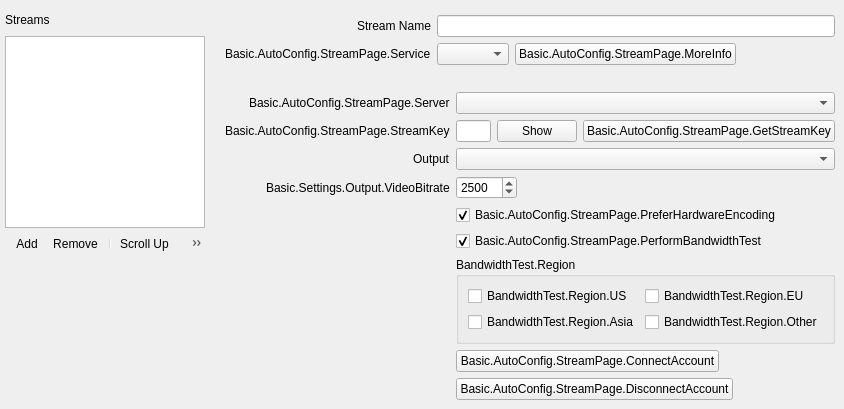
Above: UI/forms/AutoConfigStreamPage.ui from DDRBoxman/obs-studio before the change. Below: the same form after it.
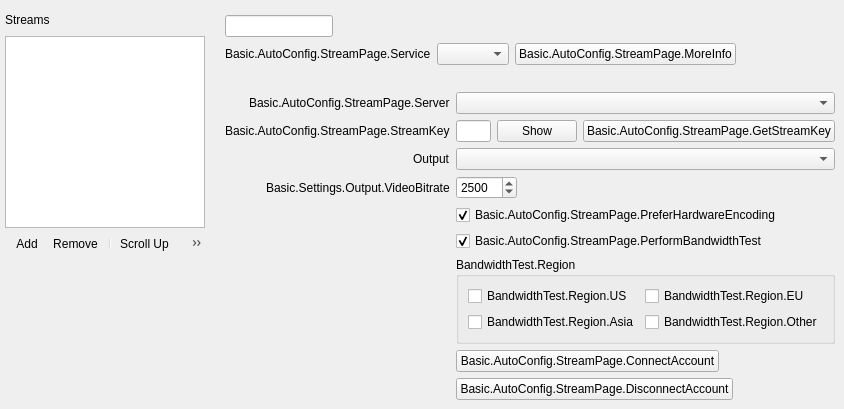
That is the form after the change. Icons and pictures are not drawn. Custom widgets are drawn as their Qt base class.

Commit message: Hide Stream Name Labels

Diff of the .ui file:
```diff
--- a/UI/forms/AutoConfigStreamPage.ui
+++ b/UI/forms/AutoConfigStreamPage.ui
@@ -215,15 +215,12 @@
          </spacer>
         </item>
         <item row="1" column="0">
-         <widget class="QLabel" name="streamNameLabel">
-          <property name="text">
-           <string>Stream Name</string>
+         <widget class="QLineEdit" name="streamName">
+          <property name="visible">
+           <bool>false</bool>
           </property>
          </widget>
         </item>
-        <item row="1" column="1">
-         <widget class="QLineEdit" name="streamName"/>
-        </item>
         <item row="2" column="0">
          <widget class="QLabel" name="serviceLabel">
           <property name="text">
```
The commit also changes 1 other file.
